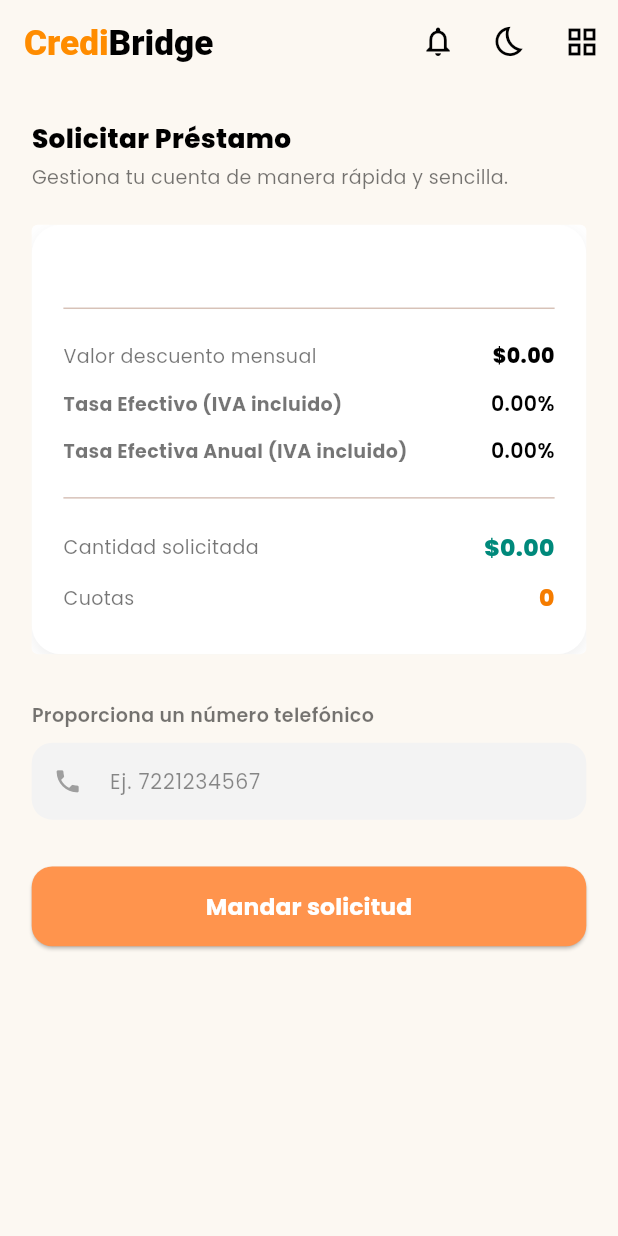
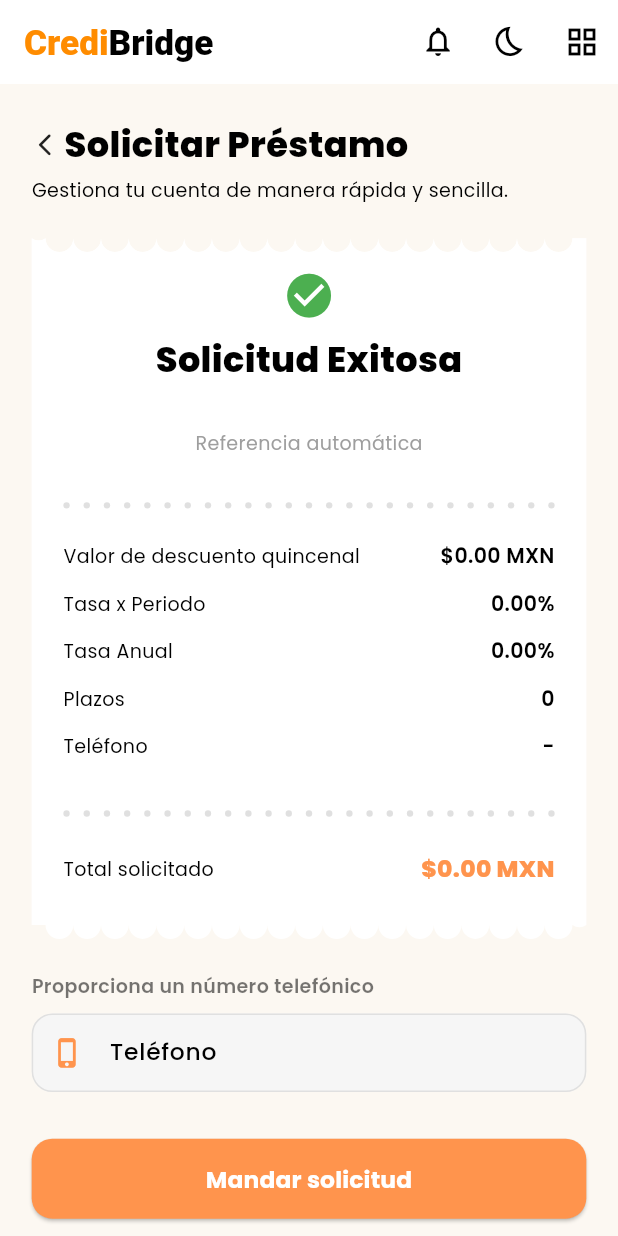
Before and after one commit to mariasan001/app_credibridge, a Flutter app: the ResultadosPage screen opened directly with empty values, on a phone screen of 412 x 824 dp. Run offline on Flutter 3.47's test engine with Material 3 defaults, Android fonts, the phone set to English and light mode, and no system bars; our stand-ins replace dio, flutter_masked_text2, flutter_screenutil, flutter_secure_storage, google_fonts, shimmer; accounts and stored records are empty.

Commit message:
mejoras visuales y adaptaciones por tipo de simulación
- Se mejoró el diseño del TicketContainer para adaptarse automáticamente a modo claro/oscuro
- Se aplicó formateo de moneda con separadores ($1,000.00 MXN) usando intl
- El campo de teléfono se modernizó visualmente con bordes, estilos y color dinámico
- Se adaptaron los textos mostrados según tipoSimulacion:
  - Si id = 1 → mostrar "Valor de descuento quincenal"
  - Si id = 2 → mostrar "Monto solicitado" o "Total solicitado"
- Se implementó navegación hacia la pantalla de inicio tras mandar la solicitud
- Se mantuvo compatibilidad con flutter_screenutil en todos los elementos visuales

```diff
--- a/lib/src/features/simulasion/page/solicitar_credito.dart
+++ b/lib/src/features/simulasion/page/solicitar_credito.dart
@@ -1,3 +1,5 @@
+import 'package:app_creditos/src/features/inicio/page/dashboard_page.dart';
+import 'package:app_creditos/src/features/simulasion/widget/ticket_container.dart';
 import 'package:flutter/material.dart';
 import 'package:flutter_screenutil/flutter_screenutil.dart';
 import 'package:animations/animations.dart';
@@ -9,7 +11,7 @@ import 'package:app_creditos/src/features/simulasion/services/contact_service.da
 import 'package:app_creditos/src/shared/components/ustom_app_bar.dart';
 import 'package:app_creditos/src/shared/theme/app_colors.dart';
 import 'package:app_creditos/src/shared/theme/app_text_styles.dart';
-
+import 'package:intl/intl.dart';
 
 class ResultadosPage extends StatefulWidget {
   final User user;
@@ -25,6 +27,8 @@ class ResultadosPage extends StatefulWidget {
   State<ResultadosPage> createState() => _ResultadosPageState();
 }
 
+final formatCurrency = NumberFormat.currency(locale: 'es_MX', symbol: '\$');
+
 class _ResultadosPageState extends State<ResultadosPage> {
   final TextEditingController _telefonoController = TextEditingController();
   bool _loading = false;
@@ -37,7 +41,7 @@ class _ResultadosPageState extends State<ResultadosPage> {
 
   @override
   Widget build(BuildContext context) {
-    final isDark = Theme.of(context).brightness == Brightness.dark;
+    final isTipoDescuento = widget.solicitud.tipoSimulacion?.id == 1;
 
     return Scaffold(
       backgroundColor: AppColors.background(context),
@@ -47,78 +51,161 @@ class _ResultadosPageState extends State<ResultadosPage> {
         child: Column(
           crossAxisAlignment: CrossAxisAlignment.start,
           children: [
-            Text('Solicitar Préstamo', style: AppTextStyles.titleheader(context).copyWith(fontSize: 18.sp)),
-            SizedBox(height: 4.h),
-            Text('Gestiona tu cuenta de manera rápida y sencilla.', style: AppTextStyles.bodySmall(context)),
+            Align(
+              alignment: Alignment.centerLeft,
+              child: Column(
+                crossAxisAlignment: CrossAxisAlignment.start,
+                children: [
+                  InkWell(
+                    onTap: () => Navigator.pop(context),
+                    borderRadius: BorderRadius.circular(8.r),
+                    child: Row(
+                      mainAxisSize: MainAxisSize.min,
+                      children: [
+                        Icon(Icons.arrow_back_ios_new_rounded, size: 18.sp),
+                        SizedBox(width: 4.w),
+                        Text(
+                          'Solicitar Préstamo',
+                          style: AppTextStyles.titleheader(context),
+                        ),
+                      ],
+                    ),
+                  ),
+                  SizedBox(height: 4.h),
+                  Text(
+                    'Gestiona tu cuenta de manera rápida y sencilla.',
+                    style: AppTextStyles.bodySmall(context).copyWith(
+                      color: AppColors.text(context), // ✅ color adaptativo
+                    ),
+                  ),
+                ],
+              ),
+            ),
             SizedBox(height: 24.h),
 
-            /// Contenedor tipo ticket
-            OpenContainer(
-              closedElevation: 0,
-              closedColor: isDark ? const Color(0xFF1F1F1F) : Colors.white,
-              openBuilder: (_, __) => const SizedBox(),
-              closedBuilder: (_, open) => InkWell(
-                onTap: open,
-                borderRadius: BorderRadius.circular(20.r),
-                child: Container(
-                  padding: EdgeInsets.all(20.w),
-                  decoration: BoxDecoration(
-                    color: isDark ? const Color(0xFF1F1F1F) : Colors.white,
-                    borderRadius: BorderRadius.circular(20.r),
-                    boxShadow: [
-                      BoxShadow(
-                        color: Colors.black.withOpacity(0.06),
-                        blurRadius: 8,
-                        offset: Offset(0, 4.h),
-                      ),
-                    ],
+            TicketContainer(
+              backgroundColor: AppColors.cardBackground(context),
+              radius: 8,
+              child: Column(
+                crossAxisAlignment: CrossAxisAlignment.center,
+                children: [
+                  Icon(Icons.check_circle, color: Colors.green, size: 36.sp),
+                  SizedBox(height: 8.h),
+                  Text(
+                    'Solicitud Exitosa',
+                    style: AppTextStyles.titleheader(context),
                   ),
-                  child: Column(
-                    crossAxisAlignment: CrossAxisAlignment.start,
-                    children: [
-                      Center(
-                        child: Text(
-                          widget.solicitud.lenderName ?? '-',
-                          maxLines: 2,
-                          overflow: TextOverflow.ellipsis,
-                          textAlign: TextAlign.center,
-                          style: AppTextStyles.bodySmall(context).copyWith(
-                            fontWeight: FontWeight.w700,
-                            fontSize: 14.sp,
-                          ),
-                        ),
-                      ),
-                      Divider(height: 32.h),
-                      _dato(context, 'Valor descuento mensual', '\$${widget.solicitud.monto?.toStringAsFixed(2) ?? '-'}', isBold: true),
-                      _dato(context, 'Tasa Efectivo (IVA incluido)', '${widget.solicitud.tasaPorPeriodo?.toStringAsFixed(2) ?? '-'}%', isLabelBold: true),
-                      _dato(context, 'Tasa Efectiva Anual (IVA incluido)', '${widget.solicitud.tasaAnual?.toStringAsFixed(2) ?? '-'}%', isLabelBold: true),
-                      Divider(height: 32.h),
-                      _dato(context, 'Cantidad solicitada', '\$${widget.solicitud.capital?.toStringAsFixed(2) ?? '-'}', isBold: true, color: Colors.teal.shade600, big: true),
-                      _dato(context, 'Cuotas', '${widget.solicitud.plazo ?? '-'}', isBold: true, color: Colors.orange.shade700, big: true),
-                    ],
+                  SizedBox(height: 6.h),
+                  Text(
+                    widget.solicitud.lenderName ?? '-',
+                    textAlign: TextAlign.center,
+                    style: AppTextStyles.promoBold(
+                      context,
+                    ).copyWith(fontSize: 16.sp),
                   ),
-                ),
+                  Text(
+                    'Referencia automática',
+                    style: AppTextStyles.bodySmall(
+                      context,
+                    ).copyWith(color: Colors.grey),
+                  ),
+                  SizedBox(height: 24.h),
+
+                  _dottedDivider(context),
+                  SizedBox(height: 8.h),
+
+                  _dato(
+                    context,
+                    widget.solicitud.tipoSimulacion?.id == 1
+                        ? 'Total solicitado'
+                        : 'Valor de descuento quincenal',
+                    '${formatCurrency.format(widget.solicitud.monto)} MXN',
+                  ),
+
+                  _dato(
+                    context,
+                    'Tasa x Periodo',
+                    '${widget.solicitud.tasaPorPeriodo?.toStringAsFixed(2) ?? '-'}%',
+                  ),
+                  _dato(
+                    context,
+                    'Tasa Anual',
+                    '${widget.solicitud.tasaAnual?.toStringAsFixed(2) ?? '-'}%',
+                  ),
+
+                  _dato(context, 'Plazos', '${widget.solicitud.plazo ?? '-'}'),
+                  _dato(
+                    context,
+                    'Teléfono',
+                    _telefonoController.text.isEmpty
+                        ? '-'
+                        : _telefonoController.text,
+                  ),
+
+                  SizedBox(height: 20.h),
+                  _dottedDivider(context),
+                  SizedBox(height: 10.h),
+
+                  _dato(
+                    context,
+                    widget.solicitud.tipoSimulacion?.id == 1
+                        ? 'Valor de descuento quincenal'
+                        : 'Total solicitado',
+                    widget.solicitud.capital != null
+                        ? '${formatCurrency.format(widget.solicitud.capital)} MXN'
+                        : '-',
+                    isBold: true,
+                    big: true,
+                    color: AppColors.primary,
+                  ),
+                ],
               ),
             ),
 
             SizedBox(height: 32.h),
-
-            Text('Proporciona un número telefónico', style: AppTextStyles.bodySmall(context).copyWith(fontWeight: FontWeight.w600)),
+            Text(
+              'Proporciona un número telefónico',
+              style: AppTextStyles.bodySmall(
+                context,
+              ).copyWith(fontWeight: FontWeight.w600),
+            ),
             SizedBox(height: 10.h),
             TextFormField(
               controller: _telefonoController,
               keyboardType: TextInputType.phone,
-              style: TextStyle(color: AppColors.text(context)),
+              style: AppTextStyles.bodySmall(context).copyWith(
+                color: AppColors.textPrimary(context),
+                fontWeight: FontWeight.w500,
+              ),
               decoration: InputDecoration(
-                prefixIcon: Icon(Icons.phone, size: 20.sp, color: Colors.grey),
+                labelText: 'Teléfono',
+                labelStyle: AppTextStyles.inputLabel(context),
                 hintText: 'Ej. 7221234567',
                 hintStyle: AppTextStyles.inputHint(context),
+                prefixIcon: Icon(
+                  Icons.phone_iphone_rounded,
+                  size: 22.sp,
+                  color: AppColors.primary,
+                ),
                 filled: true,
-                fillColor: isDark ? const Color(0xFF2A2A2A) : const Color(0xFFF3F3F3),
-                contentPadding: EdgeInsets.symmetric(horizontal: 20.w, vertical: 14.h),
-                border: OutlineInputBorder(
+                fillColor: AppColors.inputBackground(context),
+                contentPadding: EdgeInsets.symmetric(
+                  horizontal: 20.w,
+                  vertical: 16.h,
+                ),
+                enabledBorder: OutlineInputBorder(
                   borderRadius: BorderRadius.circular(14.r),
-                  borderSide: BorderSide.none,
+                  borderSide: BorderSide(
+                    color:
+                        Theme.of(context).brightness == Brightness.dark
+                            ? Colors.white12
+                            : Colors.grey.shade300,
+                    width: 1,
+                  ),
+                ),
+                focusedBorder: OutlineInputBorder(
+                  borderRadius: BorderRadius.circular(14.r),
+                  borderSide: BorderSide(color: AppColors.primary, width: 1.5),
                 ),
               ),
             ),
@@ -128,15 +215,43 @@ class _ResultadosPageState extends State<ResultadosPage> {
             SizedBox(
               width: double.infinity,
               child: ElevatedButton(
-                onPressed: _loading ? null : _enviarContrato,
+                onPressed:
+                    _loading
+                        ? null
+                        : () async {
+                          await _enviarContrato();
+
+                          if (mounted) {
+                            Navigator.of(context).pushAndRemoveUntil(
+                              MaterialPageRoute(
+                                builder: (_) => HomePage(user: widget.user),
+                              ),
+                              (route) => false,
+                            );
+                          }
+                        },
+
                 style: ElevatedButton.styleFrom(
                   backgroundColor: AppColors.primary,
                   padding: EdgeInsets.symmetric(vertical: 16.h),
-                  shape: RoundedRectangleBorder(borderRadius: BorderRadius.circular(14.r)),
+                  shape: RoundedRectangleBorder(
+                    borderRadius: BorderRadius.circular(14.r),
+                  ),
                 ),
-                child: _loading
-                    ? SizedBox(height: 20.h, width: 20.w, child: const CircularProgressIndicator(strokeWidth: 2, color: Colors.white))
-                    : Text('Mandar solicitud', style: AppTextStyles.buttonText(context)),
+                child:
+                    _loading
+                        ? SizedBox(
+                          height: 20.h,
+                          width: 20.w,
+                          child: const CircularProgressIndicator(
+                            strokeWidth: 2,
+                            color: Colors.white,
+                          ),
+                        )
+                        : Text(
+                          'Mandar solicitud',
+                          style: AppTextStyles.buttonText(context),
+                        ),
               ),
             ),
           ],
@@ -164,6 +279,7 @@ class _ResultadosPageState extends State<ResultadosPage> {
               label,
               style: AppTextStyles.bodySmall(context).copyWith(
                 fontWeight: isLabelBold ? FontWeight.bold : FontWeight.normal,
+                color: AppColors.textPrimary(context),
               ),
             ),
           ),
@@ -172,10 +288,34 @@ class _ResultadosPageState extends State<ResultadosPage> {
             style: AppTextStyles.bodySmall(context).copyWith(
               fontWeight: isBold ? FontWeight.w800 : FontWeight.w600,
               fontSize: big ? 16.sp : 14.sp,
-              color: color ?? AppColors.text(context),
+              color: color ?? AppColors.textPrimary(context),
             ),
           ),
         ],
+      ),
+    );
+  }
+
+  Widget _dottedDivider(BuildContext context) {
+    return SizedBox(
+      height: 20.h,
+      child: LayoutBuilder(
+        builder: (context, constraints) {
+          final dotCount = (constraints.maxWidth / 12.w).floor();
+          return Row(
+            mainAxisAlignment: MainAxisAlignment.spaceBetween,
+            children: List.generate(dotCount, (_) {
+              return Container(
+                width: 4.w,
+                height: 4.w,
+                decoration: BoxDecoration(
+                  color: AppColors.divider(context),
+                  shape: BoxShape.circle,
+                ),
+              );
+            }),
+          );
+        },
       ),
     );
   }
@@ -192,7 +332,9 @@ class _ResultadosPageState extends State<ResultadosPage> {
 
     if (widget.solicitud.lenderId == null) {
       ScaffoldMessenger.of(context).showSnackBar(
-        const SnackBar(content: Text('❌ No se encontró la financiera seleccionada.')),
+        const SnackBar(
+          content: Text('❌ No se encontró la financiera seleccionada.'),
+        ),
       );
       return;
     }
--- /dev/null
+++ b/lib/src/features/simulasion/widget/ticket_container.dart
@@ -0,0 +1,101 @@
+import 'package:flutter/material.dart';
+import 'package:flutter_screenutil/flutter_screenutil.dart';
+
+class TicketContainer extends StatelessWidget {
+  final Widget child;
+  final Color? backgroundColor; // Opcional
+  final double radius;
+
+  const TicketContainer({
+    super.key,
+    required this.child,
+    this.backgroundColor,
+    this.radius = 12.0,
+  });
+
+  @override
+  Widget build(BuildContext context) {
+    final isDark = Theme.of(context).brightness == Brightness.dark;
+
+    // Define el color de fondo por defecto según el tema
+    final bgColor = backgroundColor ??
+        (isDark ? const Color(0xFF2A2A2A) : Colors.white);
+
+    return CustomPaint(
+      painter: _TicketPainter(backgroundColor: bgColor, radius: radius.r),
+      child: ClipPath(
+        clipper: _TicketClipper(radius: radius.r),
+        child: Container(
+          width: double.infinity,
+          padding: EdgeInsets.all(20.w),
+          color: bgColor,
+          child: child,
+        ),
+      ),
+    );
+  }
+}
+
+class _TicketClipper extends CustomClipper<Path> {
+  final double radius;
+
+  _TicketClipper({required this.radius});
+
+  @override
+  Path getClip(Size size) {
+    final path = Path();
+    const notchCount = 20;
+    final notchWidth = size.width / notchCount;
+
+    path.moveTo(0, 0);
+
+    // Muescas superiores
+    for (int i = 0; i < notchCount; i++) {
+      final x = i * notchWidth;
+      path.arcToPoint(
+        Offset(x + notchWidth / 2, 0),
+        radius: Radius.circular(radius),
+        clockwise: false,
+      );
+    }
+
+    path.lineTo(size.width, 0);
+    path.lineTo(size.width, size.height);
+
+    // Muescas inferiores
+    for (int i = notchCount; i > 0; i--) {
+      final x = i * notchWidth;
+      path.arcToPoint(
+        Offset(x - notchWidth / 2, size.height),
+        radius: Radius.circular(radius),
+        clockwise: true,
+      );
+    }
+
+    path.lineTo(0, size.height);
+    path.close();
+
+    return path;
+  }
+
+  @override
+  bool shouldReclip(covariant CustomClipper<Path> oldClipper) => false;
+}
+
+class _TicketPainter extends CustomPainter {
+  final Color backgroundColor;
+  final double radius;
+
+  _TicketPainter({required this.backgroundColor, required this.radius});
+
+  @override
+  void paint(Canvas canvas, Size size) {
+    final paint = Paint()..color = backgroundColor;
+    final clipper = _TicketClipper(radius: radius);
+    final path = clipper.getClip(size);
+    canvas.drawPath(path, paint);
+  }
+
+  @override
+  bool shouldRepaint(covariant CustomPainter oldDelegate) => false;
+}
--- a/lib/src/shared/components/ustom_app_bar.dart
+++ b/lib/src/shared/components/ustom_app_bar.dart
@@ -15,7 +15,7 @@ class CustomAppBar extends StatelessWidget implements PreferredSizeWidget {
     final isDark = Theme.of(context).brightness == Brightness.dark;
 
     return AppBar(
-      backgroundColor: Theme.of(context).scaffoldBackgroundColor,
+      backgroundColor: isDark ? Colors.black : Colors.white,
       elevation: 0,
       automaticallyImplyLeading: false,
       title: RichText(
--- a/lib/src/shared/theme/app_colors.dart
+++ b/lib/src/shared/theme/app_colors.dart
@@ -52,6 +52,10 @@ class AppColors {
       Theme.of(context).brightness == Brightness.dark
           ? Colors.black26
           : const Color(0x11000000);
+static Color divider(BuildContext context) =>
+    Theme.of(context).brightness == Brightness.dark
+        ? Colors.grey[700]!
+        : Colors.grey[300]!;
 
   // 🎨 Constantes globales (colores base)
   static const Color primary = Color(0xFFFF944D);
```
